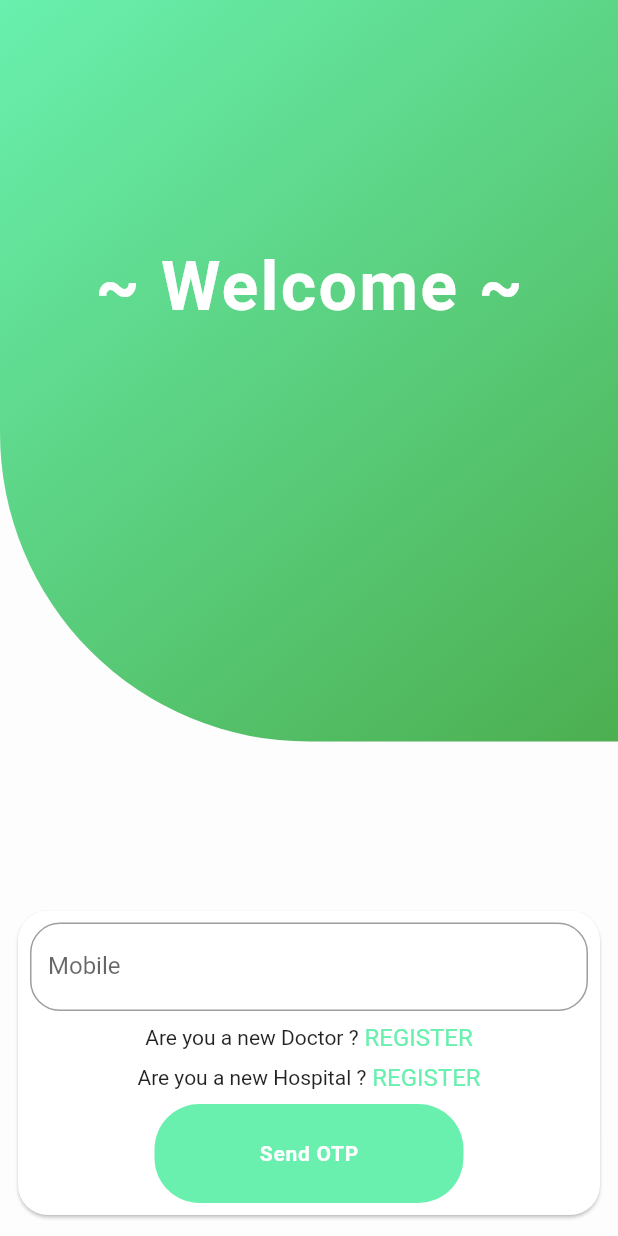
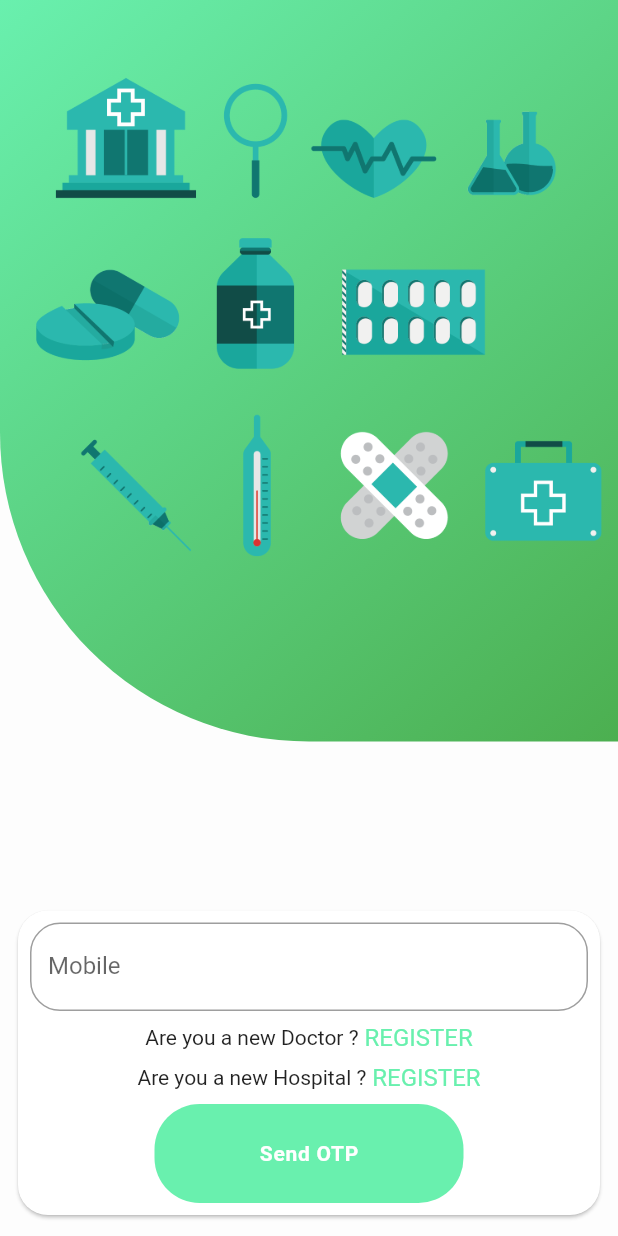
Before and after one commit to prabhunath111/jrh, a Flutter app: the screen it shows after launch, on a phone screen of 412 x 824 dp. Run offline on Flutter 3.47's test engine with Material 2 defaults, Android fonts, the phone set to English and light mode, and no system bars; our stand-ins replace cloud_firestore, file_picker, firebase_core, firebase_storage, fluttertoast, image_picker and 1 more; accounts and stored records are empty.

```diff
--- a/lib/screens/welcome/welcome.dart
+++ b/lib/screens/welcome/welcome.dart
@@ -34,7 +34,8 @@ class _WelcomeState extends State<Welcome> {
           color: greyBackground,
         ),
         BgColor(),
-        WelcomeText(),
+        Image.asset('assets/images/logo.png'),
+        // WelcomeText(),
         Positioned(
           bottom: 10,
           left: 0,
```
Also changed, not shown: assets/images/logo.png (added), assets/images/welcome.png (deleted), 10 other files.
